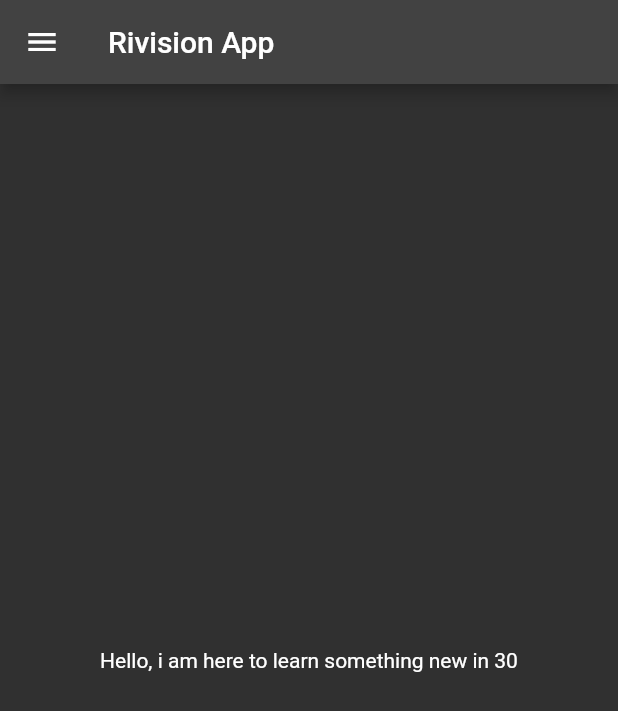
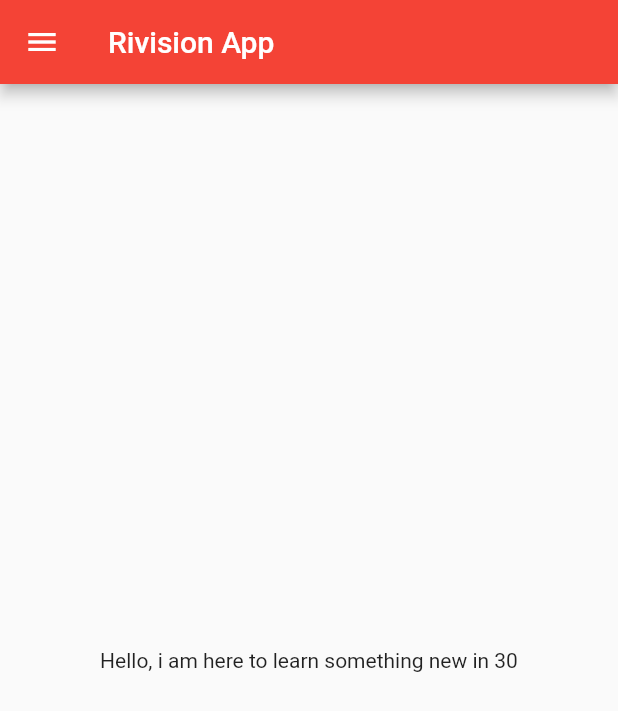
Before and after one commit to Riya-bhagat/My_App, a Flutter app: the screen it shows after launch, on a phone screen of 412 x 824 dp. Shown: the top 711 px of the screen. Run offline on Flutter 3.47's test engine with Material 2 defaults, Android fonts, the phone set to English and light mode, and no system bars.

Commit message:
First commit

```diff
--- a/lib/main.dart
+++ b/lib/main.dart
@@ -14,7 +14,7 @@ class MyApp extends StatelessWidget {
       home:const Homepage(),
       themeMode: ThemeMode.dark,
       theme: ThemeData(primarySwatch: Colors.red),
-      darkTheme: ThemeData(brightness: Brightness.dark),
+      //darkTheme: ThemeData(brightness: Brightness.dark),
 
     );
   }
--- a/lib/pages/home_page.dart
+++ b/lib/pages/home_page.dart
@@ -2,15 +2,15 @@ import 'package:flutter/material.dart';
 
 class Homepage extends StatelessWidget{
   const Homepage({Key? key}) : super(key: key);
- final int days = 30;
+ final int days = 30;   //initializing a int datatype. final is used here to fix that value.
   @override
   Widget build(BuildContext context){
-    return Scaffold(
-      appBar: AppBar(
+    return Scaffold(        // Scaffold is used as it has number of things like head,body,child...
+      appBar: AppBar(     //head of scaffold
         title: const Text("Rivision App"),
       ),
       body:  Center(
-        child:Text("Hello, i am here to learn something new in $days"),
+        child:Text("Hello, i am here to learn something new in $days"), //$ along with datatype variable name allow to print the value of that datatype.
       ),
       drawer:const Drawer(),
     );
```
